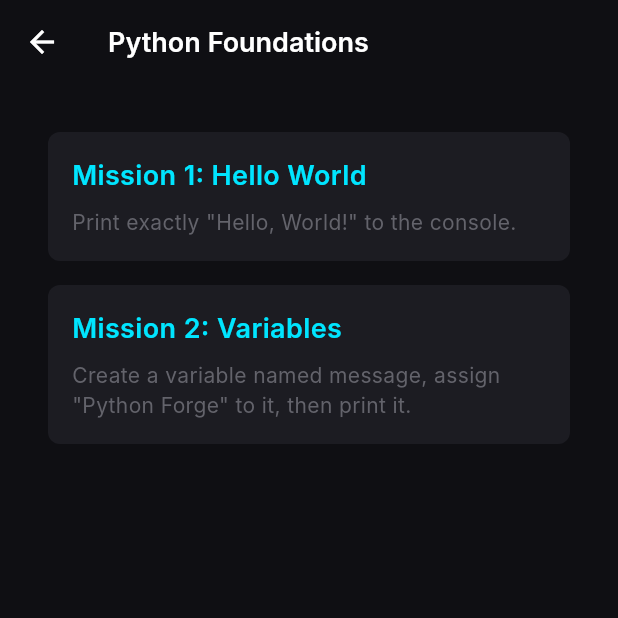
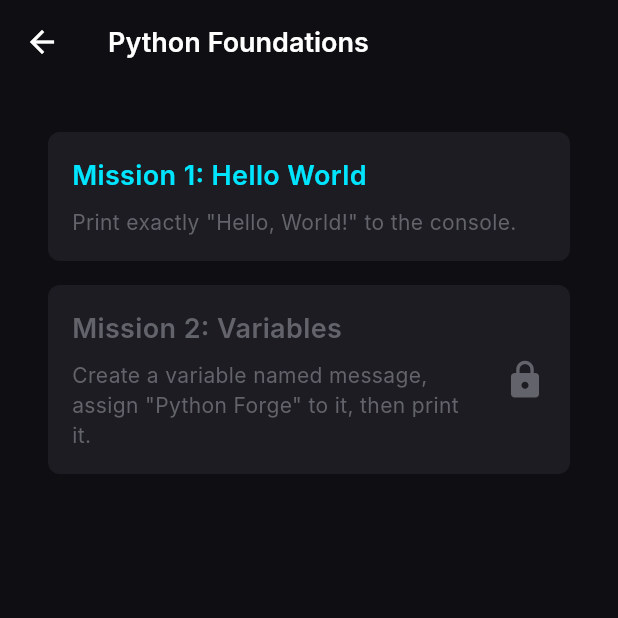
Before and after one commit to MirZayir/Python-Forge, a Flutter app: the screen it shows after launch, after a tap on "Python Foundations", on a phone screen of 412 x 824 dp, the top half of it. Run offline on Flutter 3.47's test engine with Material 3 defaults, Android fonts, the phone set to English and light mode, and no system bars; our stand-ins replace flutter_riverpod, go_router, shared_preferences; Roboto replaces fonts that are missing (Inter).

Commit message:
feat(progress): implement mission unlock engine

```diff
--- /dev/null
+++ b/lib/core/progression/unlock_engine.dart
@@ -0,0 +1,36 @@
+import '../../features/poc/domain/models/mission.dart';
+import 'progress_manager.dart';
+
+/// Central engine evaluating mission prerequisites to determine unlock states.
+class UnlockEngine {
+  final ProgressManager _progressManager = ProgressManager();
+
+  /// Determines if a specific [mission] is unlocked by checking if all its prerequisites are completed.
+  Future<bool> isUnlocked(Mission mission) async {
+    // Missions with no prerequisites are always unlocked by default.
+    if (mission.prerequisites.isEmpty) {
+      return true;
+    }
+
+    // Verify all prerequisites are met
+    for (final prereqId in mission.prerequisites) {
+      final isCompleted = await _progressManager.isMissionCompleted(prereqId);
+      if (!isCompleted) {
+        return false;
+      }
+    }
+
+    return true;
+  }
+
+  /// Returns a filtered list of only the unlocked missions from the provided [missions].
+  Future<List<Mission>> unlockedMissions(List<Mission> missions) async {
+    final List<Mission> unlocked = [];
+    for (final mission in missions) {
+      if (await isUnlocked(mission)) {
+        unlocked.add(mission);
+      }
+    }
+    return unlocked;
+  }
+}
--- a/lib/features/poc/presentation/screens/module_screen.dart
+++ b/lib/features/poc/presentation/screens/module_screen.dart
@@ -1,5 +1,7 @@
 import 'package:flutter/material.dart';
 
+import '../../../../core/progression/progress_manager.dart';
+import '../../../../core/progression/unlock_engine.dart';
 import '../../../../core/theme/app_colors.dart';
 import '../../../../core/theme/app_spacing.dart';
 import '../../../../core/theme/app_typography.dart';
@@ -9,10 +11,46 @@
 import 'mission_screen.dart';
 
 /// Displays the list of missions for a specific learning module.
-class ModuleScreen extends StatelessWidget {
+class ModuleScreen extends StatefulWidget {
   final Module module;
 
   const ModuleScreen({super.key, required this.module});
+
+  @override
+  State<ModuleScreen> createState() => _ModuleScreenState();
+}
+
+class _ModuleScreenState extends State<ModuleScreen> {
+  final ProgressManager _progressManager = ProgressManager();
+  final UnlockEngine _unlockEngine = UnlockEngine();
+
+  Map<String, bool> _completedStatus = {};
+  Map<String, bool> _unlockedStatus = {};
+  bool _isLoading = true;
+
+  @override
+  void initState() {
+    super.initState();
+    _loadStatus();
+  }
+
+  Future<void> _loadStatus() async {
+    Map<String, bool> comp = {};
+    Map<String, bool> unlk = {};
+
+    for (var mission in widget.module.missions) {
+      comp[mission.id] = await _progressManager.isMissionCompleted(mission.id);
+      unlk[mission.id] = await _unlockEngine.isUnlocked(mission);
+    }
+
+    if (mounted) {
+      setState(() {
+        _completedStatus = comp;
+        _unlockedStatus = unlk;
+        _isLoading = false;
+      });
+    }
+  }
 
   @override
   Widget build(BuildContext context) {
@@ -25,41 +63,62 @@
           onPressed: () => Navigator.of(context).pop(),
         ),
         title: Text(
-          module.title,
+          widget.module.title,
           style: AppTypography.title.copyWith(color: Colors.white),
         ),
       ),
-      body: module.missions.isEmpty
+      body: _isLoading
+          ? const Center(
+              child: CircularProgressIndicator(
+                valueColor: AlwaysStoppedAnimation<Color>(AppColors.logicCyan),
+              ),
+            )
+          : widget.module.missions.isEmpty
               ? Center(
                   child: Text(
                     'No missions in this module yet.',
-                style: AppTypography.body.copyWith(color: AppColors.syntaxGrey),
+                    style: AppTypography.body
+                        .copyWith(color: AppColors.syntaxGrey),
                   ),
                 )
               : ListView.separated(
                   padding: const EdgeInsets.all(AppSpacing.medium),
-              itemCount: module.missions.length,
+                  itemCount: widget.module.missions.length,
                   separatorBuilder: (context, index) =>
                       const SizedBox(height: AppSpacing.medium),
                   itemBuilder: (context, index) {
-                final mission = module.missions[index];
+                    final mission = widget.module.missions[index];
+
+                    final isCompleted = _completedStatus[mission.id] ?? false;
+                    final isUnlocked = _unlockedStatus[mission.id] ?? false;
 
                     return GestureDetector(
-                  onTap: () {
-                    Navigator.of(context).push(
+                      onTap: isUnlocked
+                          ? () async {
+                              await Navigator.of(context).push(
                                 MaterialPageRoute(
-                        builder: (context) => MissionScreen(mission: mission),
+                                  builder: (context) =>
+                                      MissionScreen(mission: mission),
                                 ),
                               );
-                  },
+                              // Refresh mission progression status upon returning to the module screen
+                              _loadStatus();
+                            }
+                          : null,
                       child: ForgeCard(
+                        child: Row(
+                          crossAxisAlignment: CrossAxisAlignment.center,
+                          children: [
+                            Expanded(
                               child: Column(
                                 crossAxisAlignment: CrossAxisAlignment.start,
                                 children: [
                                   Text(
                                     'Mission ${mission.numberLabel}: ${mission.title}',
                                     style: AppTypography.title.copyWith(
-                            color: AppColors.logicCyan,
+                                      color: isUnlocked
+                                          ? AppColors.logicCyan
+                                          : AppColors.syntaxGrey,
                                     ),
                                   ),
                                   const SizedBox(height: AppSpacing.small),
@@ -72,6 +131,22 @@
                                 ],
                               ),
                             ),
+                            const SizedBox(width: AppSpacing.medium),
+                            if (isCompleted)
+                              const Icon(
+                                Icons.check_circle,
+                                color: AppColors.temperGreen,
+                                size: 28.0,
+                              )
+                            else if (!isUnlocked)
+                              const Icon(
+                                Icons.lock,
+                                color: AppColors.syntaxGrey,
+                                size: 28.0,
+                              ),
+                          ],
+                        ),
+                      ),
                     );
                   },
                 ),
```
Lines whose indentation alone changed are shown as unchanged.
